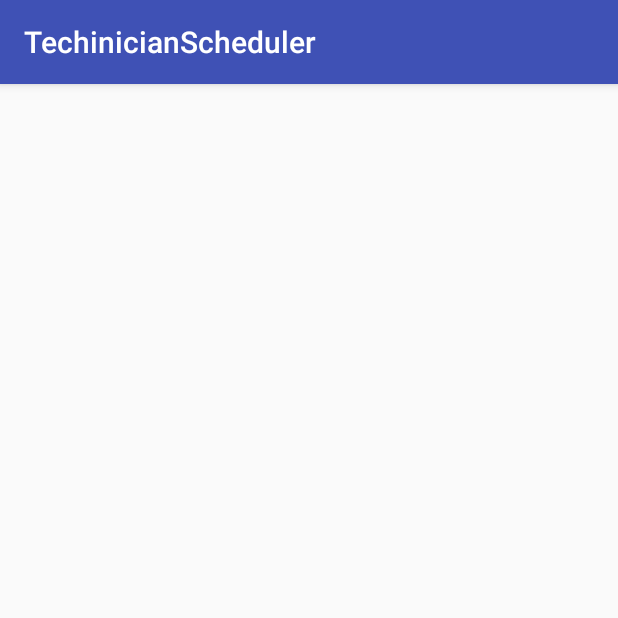
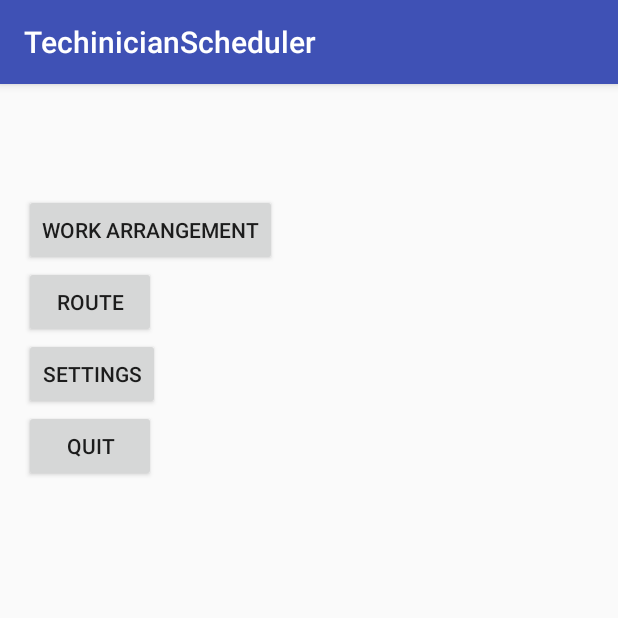
Before and after one commit to wysxhlyy/TechinicianScheduler, an Android app: the TechnicianDashboard screen opened directly, with no data from a screen before it, on a phone screen of 412 x 824 dp, the top half of it. Run offline under Robolectric (Android 15) with nearby library versions, the phone set to English and light mode, and no system bars; network calls fail; 1 statement that could not run was skipped.

```diff
--- a/app/src/main/java/com/example/mario/techinicianscheduler/Technician/TechnicianDashboard.java
+++ b/app/src/main/java/com/example/mario/techinicianscheduler/Technician/TechnicianDashboard.java
@@ -1,15 +1,38 @@
 package com.example.mario.techinicianscheduler.Technician;
 
+import android.os.Bundle;
 import android.support.v7.app.AppCompatActivity;
-import android.os.Bundle;
+import android.widget.Button;
+import android.widget.TextView;
 
 import com.example.mario.techinicianscheduler.R;
 
 public class TechnicianDashboard extends AppCompatActivity {
 
+    private TextView loggedTechUsername;
+
+    private Button workArrangement;
+    private Button route;
+    private Button techSettings;
+    private Button techQuit;
+
+    private Bundle techInfo;
+
     @Override
     protected void onCreate(Bundle savedInstanceState) {
         super.onCreate(savedInstanceState);
         setContentView(R.layout.activity_technician_dashboard);
+        initialize();
+
+        loggedTechUsername.setText("Welcome Back: "+ techInfo.getString("technicianName"));
+    }
+
+    private void initialize() {
+        loggedTechUsername=(TextView)findViewById(R.id.loggedTechUsername);
+        workArrangement=(Button)findViewById(R.id.workArrangement);
+        route=(Button)findViewById(R.id.route);
+        techSettings=(Button)findViewById(R.id.techSettings);
+        techQuit=(Button)findViewById(R.id.techQuit);
+        techInfo=getIntent().getExtras();
     }
 }
--- a/app/src/main/res/layout/activity_technician_dashboard.xml
+++ b/app/src/main/res/layout/activity_technician_dashboard.xml
@@ -1,5 +1,5 @@
 <?xml version="1.0" encoding="utf-8"?>
-<RelativeLayout xmlns:android="http://schemas.android.com/apk/res/android"
+<LinearLayout xmlns:android="http://schemas.android.com/apk/res/android"
     xmlns:tools="http://schemas.android.com/tools"
     android:id="@+id/activity_technician_dashboard"
     android:layout_width="match_parent"
@@ -8,6 +8,45 @@
     android:paddingLeft="@dimen/activity_horizontal_margin"
     android:paddingRight="@dimen/activity_horizontal_margin"
     android:paddingTop="@dimen/activity_vertical_margin"
-    tools:context="com.example.mario.techinicianscheduler.Technician.TechnicianDashboard">
+    tools:context="com.example.mario.techinicianscheduler.Technician.TechnicianDashboard"
+    android:orientation="vertical"
+    >
 
-</RelativeLayout>
+    <TextView
+        android:layout_width="wrap_content"
+        android:layout_height="wrap_content"
+        android:id="@+id/loggedTechUsername"
+        android:textSize="20dp"
+        />
+
+
+    <Button
+        android:layout_width="wrap_content"
+        android:layout_height="wrap_content"
+        android:text="Work Arrangement"
+        android:id="@+id/workArrangement"
+        android:layout_marginTop="30dp"
+        />
+
+    <Button
+        android:layout_width="wrap_content"
+        android:layout_height="wrap_content"
+        android:text="Route"
+        android:id="@+id/route"
+        />
+
+    <Button
+        android:layout_width="wrap_content"
+        android:layout_height="wrap_content"
+        android:text="Settings"
+        android:id="@+id/techSettings"
+        />
+
+    <Button
+        android:layout_width="wrap_content"
+        android:layout_height="wrap_content"
+        android:text="Quit"
+        android:id="@+id/techQuit"
+        />
+
+</LinearLayout>
```
Also changed, not shown: app/src/main/java/com/example/mario/techinicianscheduler/Manager/ManagerDashboard.java (+22 -5 lines), app/src/main/java/com/example/mario/techinicianscheduler/Manager/ManagerLogin.java (+51 -41 lines), app/src/main/java/com/example/mario/techinicianscheduler/SignUp.java (+151 -10 lines), app/src/main/java/com/example/mario/techinicianscheduler/Technician/TechnicianLogin.java (+60 -52 lines), app/src/main/res/layout/activity_manager_dashboard.xml (+30 -0 lines), app/src/main/res/layout/activity_sign_up.xml (+45 -0 lines), 1 other file.
